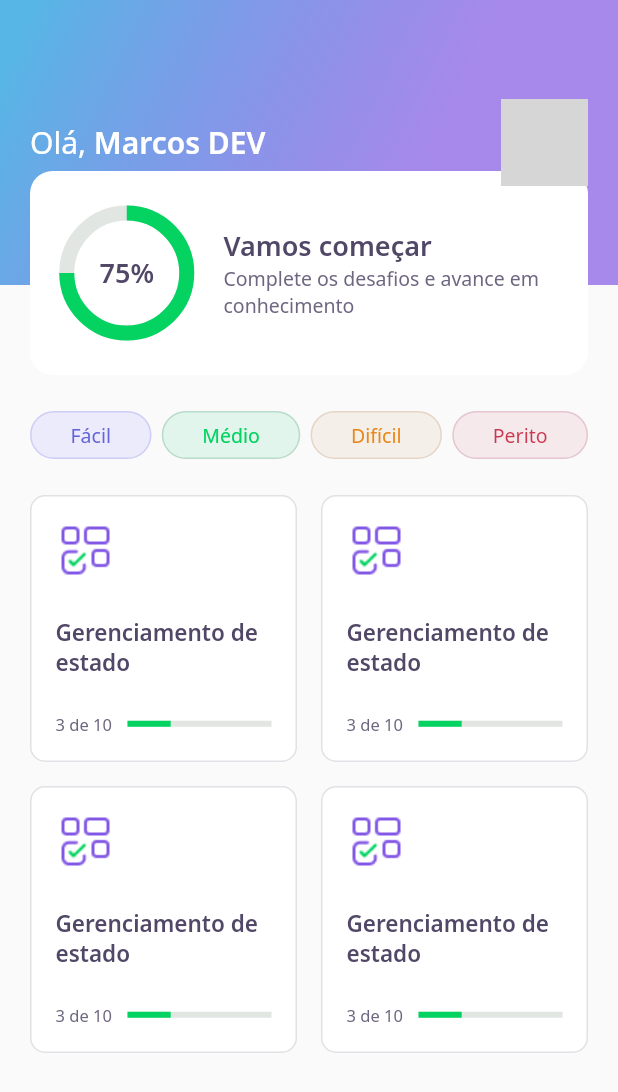
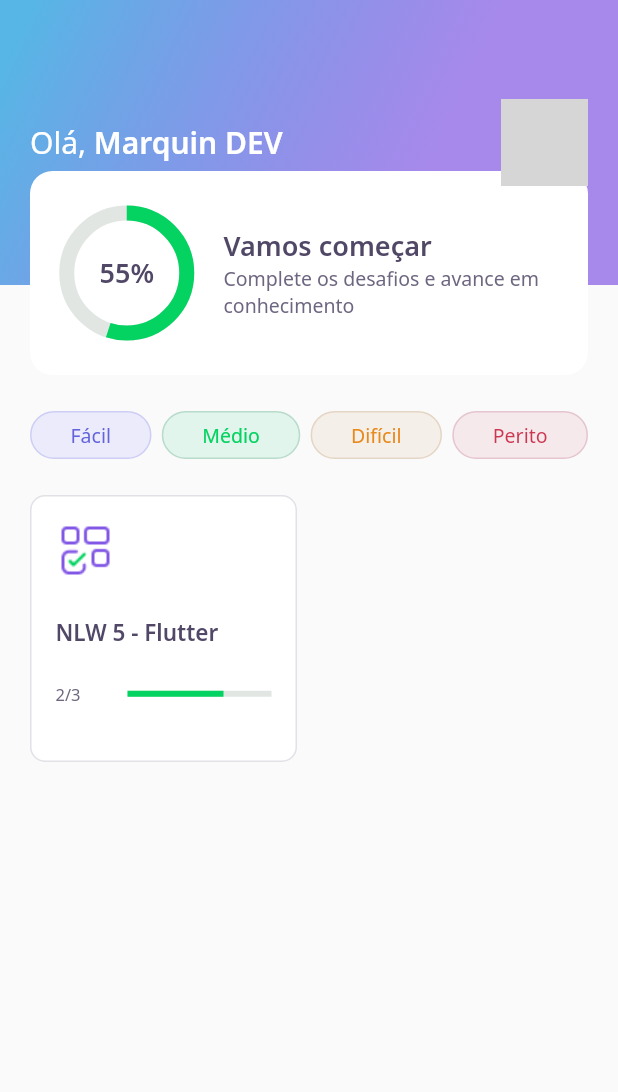
Before and after one commit to marquinmpfs/nlw-flutter, a Flutter app: the HomePage screen opened directly, on a phone screen of 412 x 824 dp. Shown: the top 1092 px of the screen. Run offline on Flutter 3.47's test engine with Material 2 defaults, Android fonts, the phone set to English and light mode, and no system bars; our stand-ins replace google_fonts; accounts and stored records are empty; network calls fail; grey boxes are pictures that could not be loaded.

Commit message:
Commit aula 3

```diff
--- /dev/null
+++ b/assets/database/user.json
@@ -0,0 +1,5 @@
+{
+    "name": "Marquin DEV",
+    "score": 0.55,
+    "photoUrl": "https://lh3.googleusercontent.com/ogw/ADGmqu9jMdqTVxtsXoR1huDolEaro7Er91JZ3Yzmvocipw=s83-c-mo"
+}
--- a/lib/core/app_widget.dart
+++ b/lib/core/app_widget.dart
@@ -7,7 +7,7 @@ class AppWidget extends StatelessWidget {
   Widget build(BuildContext context) {
     return MaterialApp(
       title: "DevQuiz",
-      home: ChallengePage(),
+      home: HomePage(),
     );
   }
 }
--- /dev/null
+++ b/lib/home/home_controller.dart
@@ -0,0 +1,33 @@
+import 'package:DevQuiz/core/core.dart';
+import 'package:DevQuiz/home/home_repository.dart';
+import 'package:DevQuiz/home/home_state.dart';
+import 'package:DevQuiz/shared/models/awnser_model.dart';
+import 'package:DevQuiz/shared/models/question_model.dart';
+import 'package:DevQuiz/shared/models/quiz_model.dart';
+import 'package:DevQuiz/shared/models/user_model.dart';
+import 'package:flutter/foundation.dart';
+
+class HomeControler {
+  final stateNotifier = ValueNotifier<HomeState>(HomeState.empty);
+
+  set state(HomeState state) => stateNotifier.value = state;
+
+  HomeState get state => stateNotifier.value;
+
+  UserModel? user;
+  List<QuizModel>? quizzes;
+
+  final repository = HomeRepository();
+
+  void getUser() async {
+    state = HomeState.loading;
+    user = await repository.getUser();
+    state = HomeState.success;
+  }
+
+  void getQuizzes() async {
+    state = HomeState.loading;
+    quizzes = await repository.getQuizzes();
+    state = HomeState.success;
+  }
+}
--- a/lib/home/home_page.dart
+++ b/lib/home/home_page.dart
@@ -1,7 +1,11 @@
+import 'package:DevQuiz/core/core.dart';
+import 'package:DevQuiz/home/home_state.dart';
 import 'package:DevQuiz/home/widgets/appbar/app_bar_widget.dart';
 import 'package:DevQuiz/home/widgets/level_button/level_button_widget.dart';
 import 'package:DevQuiz/home/widgets/quiz_card/quiz_card_widget.dart';
 import 'package:flutter/material.dart';
+
+import 'home_controller.dart';
 
 class HomePage extends StatefulWidget {
   HomePage({Key? key}) : super(key: key);
@@ -11,10 +15,23 @@ class HomePage extends StatefulWidget {
 }
 
 class _HomePageState extends State<HomePage> {
+  final controller = HomeControler();
+
+  @override
+  void initState() {
+    super.initState();
+    controller.getUser();
+    controller.getQuizzes();
+    controller.stateNotifier.addListener(() {
+      setState(() {});
+    });
+  }
+
   @override
   Widget build(BuildContext context) {
+    if (controller.state == HomeState.success) {
       return Scaffold(
-        appBar: AppBarWidget(),
+          appBar: AppBarWidget(user: controller.user!),
           body: Padding(
             padding: const EdgeInsets.symmetric(horizontal: 20),
             child: Column(
@@ -35,15 +52,26 @@ class _HomePageState extends State<HomePage> {
                   crossAxisSpacing: 16,
                   mainAxisSpacing: 16,
                   crossAxisCount: 2,
-                  children: [
-                    QuizCardWidget(),
-                    QuizCardWidget(),
-                    QuizCardWidget(),
-                    QuizCardWidget(),
-                  ],
+                  children: controller.quizzes!
+                      .map((quiz) => QuizCardWidget(
+                            title: quiz.title,
+                            percent:
+                                quiz.questionAnswered / quiz.questions.length,
+                            questionAnswered:
+                                "${quiz.questionAnswered}/${quiz.questions.length}",
+                          ))
+                      .toList(),
                 )),
               ],
             ),
           ));
+    } else {
+      return Scaffold(
+        body: Center(
+            child: CircularProgressIndicator(
+                valueColor:
+                    AlwaysStoppedAnimation<Color>(AppColors.darkGreen))),
+      );
     }
   }
+}
--- /dev/null
+++ b/lib/home/home_state.dart
@@ -0,0 +1 @@
+ enum HomeState { success, loading, error, empty }
--- a/lib/home/widgets/appbar/app_bar_widget.dart
+++ b/lib/home/widgets/appbar/app_bar_widget.dart
@@ -1,10 +1,13 @@
 import 'package:DevQuiz/home/widgets/score_card/score_card_widget.dart';
+import 'package:DevQuiz/shared/models/user_model.dart';
 
 import '../../../core/core.dart';
 import 'package:flutter/material.dart';
 
 class AppBarWidget extends PreferredSize {
-  AppBarWidget()
+  final UserModel user;
+
+  AppBarWidget({required this.user})
       : super(
             preferredSize: Size.fromHeight(250),
             child: Container(
@@ -23,25 +26,23 @@ class AppBarWidget extends PreferredSize {
                             style: AppTextStyles.title,
                             children: [
                               TextSpan(
-                                  text: "Marcos DEV",
+                                  text: user.name,
                                   style: AppTextStyles.titleBold)
                             ])),
                         Container(
                           width: 58,
                           height: 58,
                           decoration: BoxDecoration(
-                              borderRadius: BorderRadius.circular(10),
-                              image: DecorationImage(
-                                  image: NetworkImage(
-                                      "https://lh3.googleusercontent.com/ogw/ADGmqu9jMdqTVxtsXoR1huDolEaro7Er91JZ3Yzmvocipw=s83-c-mo"))),
+                            borderRadius: BorderRadius.circular(10),
+                            image: DecorationImage(
+                              image: NetworkImage(user.photoUrl)
+                            )
+                          ),
                         )
                       ],
                     ),
                   ),
-                  Align(
-                    alignment: Alignment(0, 1.0),
-                    child: ScoreCardWidget()
-                  ),
+                  Align(alignment: Alignment(0, 1.0), child: ScoreCardWidget(user: user)),
                 ],
               ),
             ));
--- a/lib/home/widgets/chart/chart_widget.dart
+++ b/lib/home/widgets/chart/chart_widget.dart
@@ -1,32 +1,38 @@
+import 'package:DevQuiz/shared/models/user_model.dart';
 
 import '../../../core/core.dart';
 import 'package:flutter/material.dart';
 
+
 class ChartWidget extends StatelessWidget {
-  const ChartWidget({Key? key}) : super(key: key);
+  final UserModel user;
+  const ChartWidget({Key? key, required this.user}) : super(key: key);
 
   @override
   Widget build(BuildContext context) {
     return Container(
       height: 80,
       width: 80,
-      child: Stack(
-        children: [
+      child: Stack(children: [
         Center(
           child: Container(
             height: 80,
             width: 80,
             child: CircularProgressIndicator(
               strokeWidth: 10,
-                value: .75,
+              value: user.score,
               backgroundColor: AppColors.chartSecondary,
               valueColor: AlwaysStoppedAnimation<Color>(AppColors.chartPrimary),
             ),
           ),
         ),
-          Center(child: Text("75%", style: AppTextStyles.heading,))
-      ]
-      ),
+        Center(
+          child: Text(
+            "${user.score.toString().substring(2)}%",
+            style: AppTextStyles.heading,
+          )
+        )
+      ]),
     );
   }
 }
--- a/lib/home/widgets/quiz_card/quiz_card_widget.dart
+++ b/lib/home/widgets/quiz_card/quiz_card_widget.dart
@@ -3,40 +3,46 @@ import 'package:DevQuiz/shared/widgets/progress_indicator/progress_indicator_wid
 import 'package:flutter/material.dart';
 
 class QuizCardWidget extends StatelessWidget {
-  const QuizCardWidget({Key? key}) : super(key: key);
+  final String title;
+  final String questionAnswered;
+  final double percent;
+
+  const QuizCardWidget({
+    Key? key,
+    required this.title,
+    required this.questionAnswered,
+    required this.percent
+  }) : super(key: key);
 
   @override
   Widget build(BuildContext context) {
     return Container(
       padding: EdgeInsets.all(16),
       decoration: BoxDecoration(
-        border: Border.fromBorderSide(
-          BorderSide(
-            color: AppColors.border
-          )
-        ),
-        color: AppColors.white,
-        borderRadius: BorderRadius.circular(10)
-      ),
+          border: Border.fromBorderSide(BorderSide(color: AppColors.border)),
+          color: AppColors.white,
+          borderRadius: BorderRadius.circular(10)),
       child: Column(
         crossAxisAlignment: CrossAxisAlignment.start,
         children: [
           Container(
-            width: 40,
-            height: 40,
-            child: Image.asset(AppImages.blocks)
-          ),
+              width: 40, height: 40, child: Image.asset(AppImages.blocks)),
           SizedBox(height: 24),
-          Text("Gerenciamento de estado", style: AppTextStyles.heading15),
+          Text(title, style: AppTextStyles.heading15),
           SizedBox(height: 24),
-          Row(children: [
-            Expanded(flex: 1, child: Text("3 de 10", style: AppTextStyles.body11)),
-            Expanded(
-              flex: 2,
-              child: ProgressIndicatorWidget(value: 0.3),
-            )
-          ],)
-        ],),
+          Row(
+            children: [
+              Expanded(
+                  flex: 1,
+                  child: Text(questionAnswered, style: AppTextStyles.body11)),
+              Expanded(
+                flex: 2,
+                child: ProgressIndicatorWidget(value: percent),
+              )
+            ],
+          )
+        ],
+      ),
     );
   }
 }
--- a/lib/home/widgets/score_card/score_card_widget.dart
+++ b/lib/home/widgets/score_card/score_card_widget.dart
@@ -1,9 +1,17 @@
-import 'package:DevQuiz/home/widgets/chart/chart_widget.dart';
-import '../../../core/core.dart';
 import 'package:flutter/material.dart';
 
+import 'package:DevQuiz/home/widgets/chart/chart_widget.dart';
+import 'package:DevQuiz/shared/models/user_model.dart';
+
+import '../../../core/core.dart';
+
 class ScoreCardWidget extends StatelessWidget {
-  const ScoreCardWidget({Key? key}) : super(key: key);
+  final UserModel user;
+
+  const ScoreCardWidget({
+    Key? key,
+    required this.user,
+  }) : super(key: key);
 
   @override
   Widget build(BuildContext context) {
@@ -12,9 +20,7 @@ class ScoreCardWidget extends StatelessWidget {
       child: Container(
         height: 136,
         decoration: BoxDecoration(
-          color: AppColors.white,
-          borderRadius: BorderRadius.circular(15)
-        ),
+            color: AppColors.white, borderRadius: BorderRadius.circular(15)),
         child: Padding(
           padding: const EdgeInsets.symmetric(horizontal: 24),
           child: Row(
@@ -22,7 +28,7 @@ class ScoreCardWidget extends StatelessWidget {
             children: [
               Expanded(
                 flex: 1,
-                child: ChartWidget(),
+                child: ChartWidget(user: user),
               ),
               Expanded(
                 flex: 3,
@@ -33,7 +39,8 @@ class ScoreCardWidget extends StatelessWidget {
                     crossAxisAlignment: CrossAxisAlignment.start,
                     children: [
                       Text("Vamos começar", style: AppTextStyles.heading),
-                      Text("Complete os desafios e avance em conhecimento", style: AppTextStyles.body)
+                      Text("Complete os desafios e avance em conhecimento",
+                          style: AppTextStyles.body)
                     ],
                   ),
                 ),
--- /dev/null
+++ b/lib/shared/models/quiz_model.dart
@@ -0,0 +1,64 @@
+import 'dart:convert';
+
+import 'package:DevQuiz/shared/models/question_model.dart';
+
+enum Level { facil, medio, dificil, perito }
+
+extension LevelStringExt on String {
+  Level get parse => {
+    "facil": Level.facil,
+    "medio": Level.medio,
+    "dificil": Level.dificil,
+    "perito": Level.perito
+  }[this]!;
+}
+
+extension LevelExt on Level {
+  String get parse => {
+    Level.facil: "facil",
+    Level.medio: "medio",
+    Level.dificil: "dificil",
+    Level.perito: "perito"
+  }[this]!;
+}
+
+class QuizModel {
+  final String title;
+  final List<QuestionModel> questions;
+  final int questionAnswered;
+  final String imagem;
+  final Level level;
+
+  QuizModel(
+      {required this.title,
+      required this.questions,
+      this.questionAnswered = 0,
+      required this.imagem,
+      required this.level});
+
+  Map<String, dynamic> toMap() {
+    return {
+      'title': title,
+      'questions': questions.map((x) => x.toMap()).toList(),
+      'questionAnswered': questionAnswered,
+      'imagem': imagem,
+      'level': level.parse,
+    };
+  }
+
+  factory QuizModel.fromMap(Map<String, dynamic> map) {
+    return QuizModel(
+      title: map['title'],
+      questions: List<QuestionModel>.from(
+          map['questions']?.map((x) => QuestionModel.fromMap(x))),
+      questionAnswered: map['questionAnswered'],
+      imagem: map['imagem'],
+      level: map['level'].toString().parse,
+    );
+  }
+
+  String toJson() => json.encode(toMap());
+
+  factory QuizModel.fromJson(String source) =>
+      QuizModel.fromMap(json.decode(source));
+}
--- /dev/null
+++ b/lib/shared/models/user_model.dart
@@ -0,0 +1,33 @@
+import 'dart:convert';
+
+class UserModel {
+  final String name;
+  final String photoUrl;
+  final double score;
+
+  UserModel({
+    required this.name,
+    required this.photoUrl,
+    this.score = 0
+  });
+
+  Map<String, dynamic> toMap() {
+    return {
+      'name': name,
+      'photoUrl': photoUrl,
+      'score': score,
+    };
+  }
+
+  factory UserModel.fromMap(Map<String, dynamic> map) {
+    return UserModel(
+      name: map['name'],
+      photoUrl: map['photoUrl'],
+      score: map['score'],
+    );
+  }
+
+  String toJson() => json.encode(toMap());
+
+  factory UserModel.fromJson(String source) => UserModel.fromMap(json.decode(source));
+}
--- a/pubspec.yaml
+++ b/pubspec.yaml
@@ -18,5 +18,6 @@ dev_dependencies:
 flutter:
   assets:
     - assets/images/
+    - assets/database/
 
   uses-material-design: true
```
Also changed, not shown: assets/database/quizzes.json (added, +64 -0 lines), lib/home/home_repository.dart (added, +22 -0 lines), lib/shared/models/awnser_model.dart (added, +26 -0 lines), lib/shared/models/question_model.dart (added, +31 -0 lines). Lines whose indentation alone changed are shown as unchanged.
